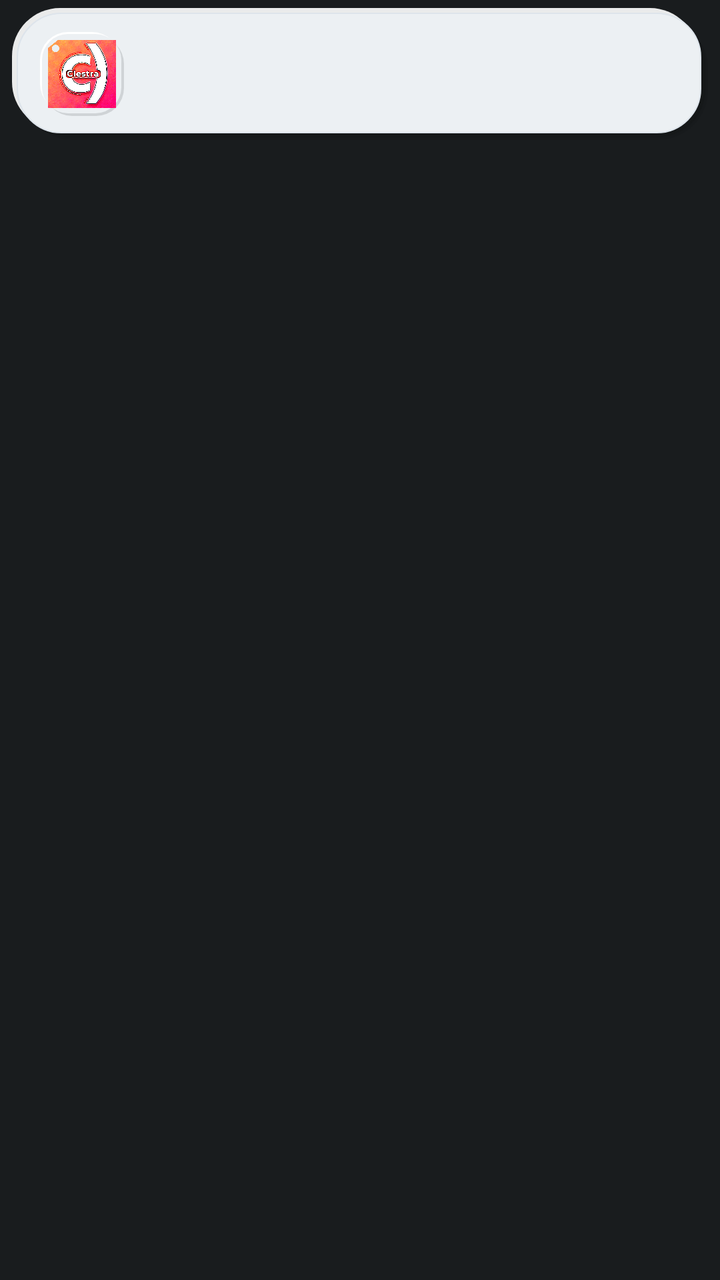
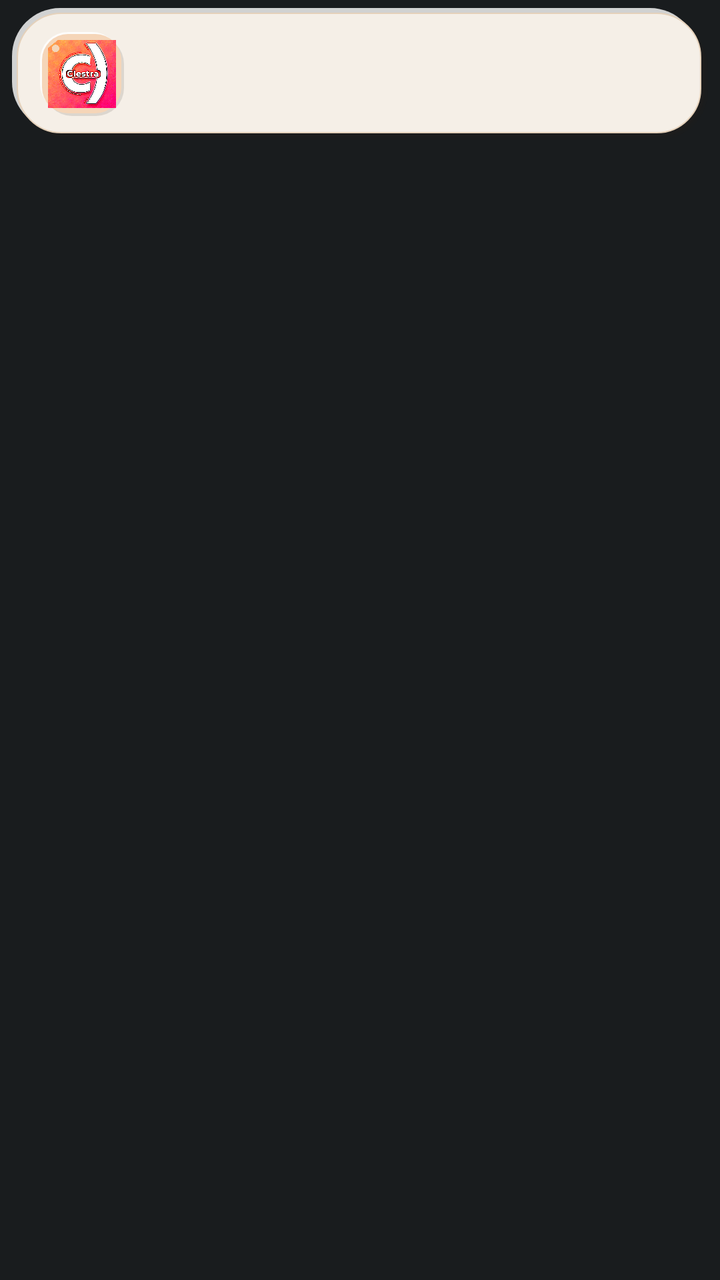

Screens rendered from an Android XML layout before and after an edit, with the pre-edit source and the edit as a unified diff.
<!-- AndroidManifest.xml: application theme Theme.MyApplication -->
<!-- res/layout/notification_clestra_soft.xml -->
<?xml version="1.0" encoding="utf-8"?>
<FrameLayout xmlns:android="http://schemas.android.com/apk/res/android"
    android:layout_width="match_parent"
    android:layout_height="wrap_content"
    android:paddingStart="6dp"
    android:paddingEnd="6dp"
    android:paddingTop="4dp"
    android:paddingBottom="4dp">

    <LinearLayout
        android:layout_width="match_parent"
        android:layout_height="wrap_content"
        android:background="@drawable/bg_notification_soft"
        android:gravity="center_vertical"
        android:orientation="horizontal"
        android:paddingStart="14dp"
        android:paddingEnd="16dp"
        android:paddingTop="12dp"
        android:paddingBottom="12dp">

        <FrameLayout
            android:layout_width="42dp"
            android:layout_height="42dp"
            android:background="@drawable/bg_notification_avatar_soft"
            android:padding="4dp">

            <ImageView
                android:id="@+id/notif_avatar_icon"
                android:layout_width="match_parent"
                android:layout_height="match_parent"
                android:contentDescription="@string/app_name"
                android:scaleType="centerCrop"
                android:src="@drawable/logo" />
        </FrameLayout>

        <LinearLayout
            android:layout_width="0dp"
            android:layout_height="wrap_content"
            android:layout_marginStart="12dp"
            android:layout_weight="1"
            android:orientation="vertical">

            <LinearLayout
                android:layout_width="match_parent"
                android:layout_height="wrap_content"
                android:gravity="center_vertical"
                android:orientation="horizontal">

                <TextView
                    android:id="@+id/notif_sender_name"
                    android:layout_width="0dp"
                    android:layout_height="wrap_content"
                    android:layout_weight="1"
                    android:ellipsize="end"
                    android:maxLines="1"
                    android:textColor="#2D3136"
                    android:textSize="14sp"
                    android:textStyle="bold" />

                <TextView
                    android:id="@+id/notif_badge"
                    android:layout_width="wrap_content"
                    android:layout_height="wrap_content"
                    android:layout_marginStart="6dp"
                    android:background="@drawable/bg_notification_badge_soft"
                    android:paddingStart="7dp"
                    android:paddingTop="2dp"
                    android:paddingEnd="7dp"
                    android:paddingBottom="2dp"
                    android:textColor="#464646"
                    android:textSize="9sp"
                    android:textStyle="bold"
                    android:visibility="gone" />

                <TextView
                    android:id="@+id/notif_time"
                    android:layout_width="wrap_content"
                    android:layout_height="wrap_content"
                    android:layout_marginStart="8dp"
                    android:textColor="#6A737C"
                    android:textSize="11sp" />
            </LinearLayout>

            <TextView
                android:id="@+id/notif_message_text"
                android:layout_width="match_parent"
                android:layout_height="wrap_content"
                android:layout_marginTop="3dp"
                android:ellipsize="end"
                android:maxLines="3"
                android:textColor="#464646"
                android:textSize="13sp" />
        </LinearLayout>
    </LinearLayout>
</FrameLayout>
<!-- resources referenced by this layout -->
<resources>
  <!-- drawable bg_notification_avatar_soft (drawable) -->
  <?xml version="1.0" encoding="utf-8"?>
  <layer-list xmlns:android="http://schemas.android.com/apk/res/android">
      <item android:top="2dp" android:left="2dp" android:right="0dp" android:bottom="0dp">
          <shape android:shape="rectangle">
              <solid android:color="#1F000000" />
              <corners android:radius="14dp" />
          </shape>
      </item>
      <item android:top="0dp" android:left="0dp" android:right="2dp" android:bottom="2dp">
          <shape android:shape="rectangle">
              <solid android:color="#FFFFFFFF" />
              <corners android:radius="14dp" />
          </shape>
      </item>
      <item android:top="1dp" android:left="1dp" android:right="1.5dp" android:bottom="1.5dp">
          <shape android:shape="rectangle">
              <solid android:color="#ECF0F3" />
              <corners android:radius="13dp" />
          </shape>
      </item>
  </layer-list>
  <!-- drawable bg_notification_badge_soft (drawable) -->
  <?xml version="1.0" encoding="utf-8"?>
  <shape xmlns:android="http://schemas.android.com/apk/res/android"
      android:shape="rectangle">
      <solid android:color="#E2E8EE" />
      <corners android:radius="12dp" />
      <stroke
          android:width="0.6dp"
          android:color="#C8D1DB" />
  </shape>
  <!-- drawable bg_notification_soft (drawable) -->
  <?xml version="1.0" encoding="utf-8"?>
  <layer-list xmlns:android="http://schemas.android.com/apk/res/android">
      
      <item android:top="5dp" android:left="5dp" android:right="0dp" android:bottom="0dp">
          <shape android:shape="rectangle">
              <solid android:color="#12000000" />
              <corners android:radius="25dp" />
          </shape>
      </item>
      <item android:top="4dp" android:left="4dp" android:right="1.5dp" android:bottom="1.5dp">
          <shape android:shape="rectangle">
              <solid android:color="#18000000" />
              <corners android:radius="24dp" />
          </shape>
      </item>
  
      
      <item android:top="0dp" android:left="0dp" android:right="5dp" android:bottom="5dp">
          <shape android:shape="rectangle">
              <solid android:color="#E8FFFFFF" />
              <corners android:radius="24dp" />
          </shape>
      </item>
  
      
      <item android:top="2.5dp" android:left="2.5dp" android:right="3.5dp" android:bottom="3.5dp">
          <shape android:shape="rectangle">
              <solid android:color="#ECF0F3" />
              <corners android:radius="22dp" />
              <stroke
                  android:width="0.75dp"
                  android:color="#DDE4EB" />
          </shape>
      </item>
  </layer-list>
  <!-- drawable logo: png bitmap (drawable, 259915 bytes) -->
  <string name="app_name">Clestra</string>
  <style name="Theme.MyApplication" parent="android:Theme.DeviceDefault.NoActionBar" />
</resources>

<!-- the commit's change to res/layout/notification_clestra_soft.xml (unified diff, before → after) -->
@@ -53,7 +53,7 @@
                     android:layout_weight="1"
                     android:ellipsize="end"
                     android:maxLines="1"
-                    android:textColor="#2D3136"
+                    android:textColor="#2C2018"
                     android:textSize="14sp"
                     android:textStyle="bold" />
 
@@ -67,7 +67,7 @@
                     android:paddingTop="2dp"
                     android:paddingEnd="7dp"
                     android:paddingBottom="2dp"
-                    android:textColor="#464646"
+                    android:textColor="#A05C28"
                     android:textSize="9sp"
                     android:textStyle="bold"
                     android:visibility="gone" />
@@ -77,7 +77,7 @@
                     android:layout_width="wrap_content"
                     android:layout_height="wrap_content"
                     android:layout_marginStart="8dp"
-                    android:textColor="#6A737C"
+                    android:textColor="#7A6555"
                     android:textSize="11sp" />
             </LinearLayout>
 
@@ -88,7 +88,7 @@
                 android:layout_marginTop="3dp"
                 android:ellipsize="end"
                 android:maxLines="3"
-                android:textColor="#464646"
+                android:textColor="#7A6555"
                 android:textSize="13sp" />
         </LinearLayout>
     </LinearLayout>
<!-- resource entries referenced after the edit -->
@@ -5,19 +5,19 @@
   <layer-list xmlns:android="http://schemas.android.com/apk/res/android">
       <item android:top="2dp" android:left="2dp" android:right="0dp" android:bottom="0dp">
           <shape android:shape="rectangle">
-              <solid android:color="#1F000000" />
+              <solid android:color="#1F2C2018" />
               <corners android:radius="14dp" />
           </shape>
       </item>
       <item android:top="0dp" android:left="0dp" android:right="2dp" android:bottom="2dp">
           <shape android:shape="rectangle">
-              <solid android:color="#FFFFFFFF" />
+              <solid android:color="#CCFFFFFF" />
               <corners android:radius="14dp" />
           </shape>
       </item>
       <item android:top="1dp" android:left="1dp" android:right="1.5dp" android:bottom="1.5dp">
           <shape android:shape="rectangle">
-              <solid android:color="#ECF0F3" />
+              <solid android:color="#F5D5B8" />
               <corners android:radius="13dp" />
           </shape>
       </item>
@@ -26,11 +26,11 @@
   <?xml version="1.0" encoding="utf-8"?>
   <shape xmlns:android="http://schemas.android.com/apk/res/android"
       android:shape="rectangle">
-      <solid android:color="#E2E8EE" />
+      <solid android:color="#F2E3D5" />
       <corners android:radius="12dp" />
       <stroke
           android:width="0.6dp"
-          android:color="#C8D1DB" />
+          android:color="#E5D1BA" />
   </shape>
   <!-- drawable bg_notification_soft (drawable) -->
   <?xml version="1.0" encoding="utf-8"?>
@@ -38,13 +38,13 @@
       
       <item android:top="5dp" android:left="5dp" android:right="0dp" android:bottom="0dp">
           <shape android:shape="rectangle">
-              <solid android:color="#12000000" />
+              <solid android:color="#122C2018" />
               <corners android:radius="25dp" />
           </shape>
       </item>
       <item android:top="4dp" android:left="4dp" android:right="1.5dp" android:bottom="1.5dp">
           <shape android:shape="rectangle">
-              <solid android:color="#18000000" />
+              <solid android:color="#182C2018" />
               <corners android:radius="24dp" />
           </shape>
       </item>
@@ -52,7 +52,7 @@
       
       <item android:top="0dp" android:left="0dp" android:right="5dp" android:bottom="5dp">
           <shape android:shape="rectangle">
-              <solid android:color="#E8FFFFFF" />
+              <solid android:color="#CCFFFFFF" />
               <corners android:radius="24dp" />
           </shape>
       </item>
@@ -60,11 +60,11 @@
       
       <item android:top="2.5dp" android:left="2.5dp" android:right="3.5dp" android:bottom="3.5dp">
           <shape android:shape="rectangle">
-              <solid android:color="#ECF0F3" />
+              <solid android:color="#F5EFE7" />
               <corners android:radius="22dp" />
               <stroke
                   android:width="0.75dp"
-                  android:color="#DDE4EB" />
+                  android:color="#E5D1BA" />
           </shape>
       </item>
   </layer-list>
